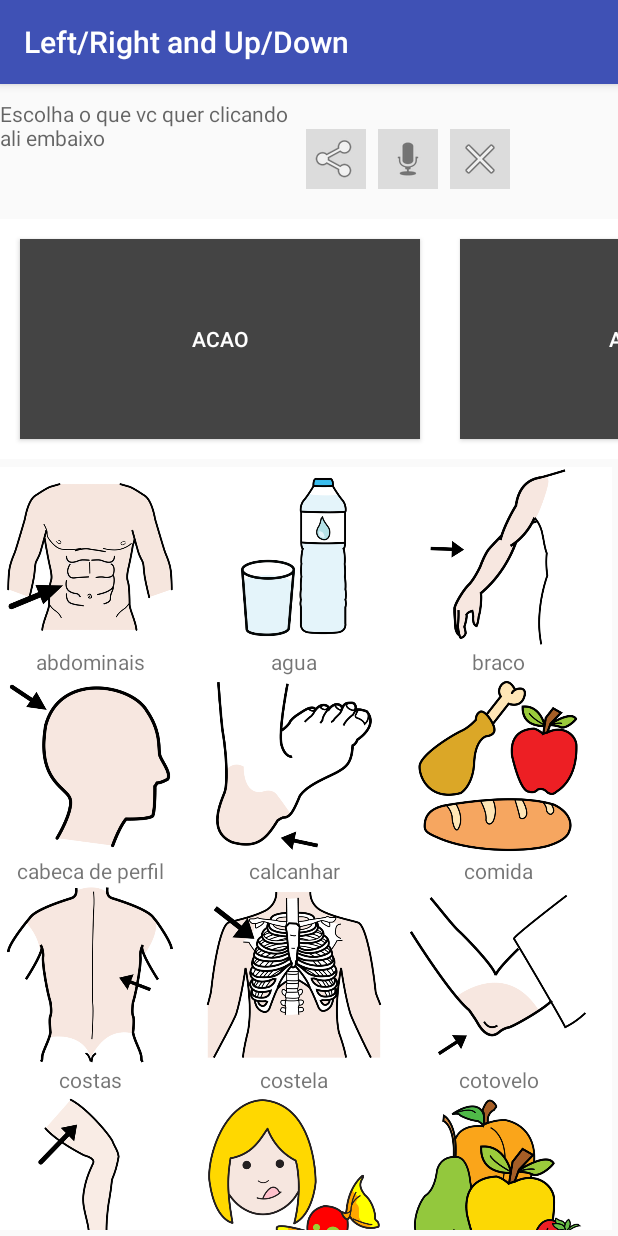
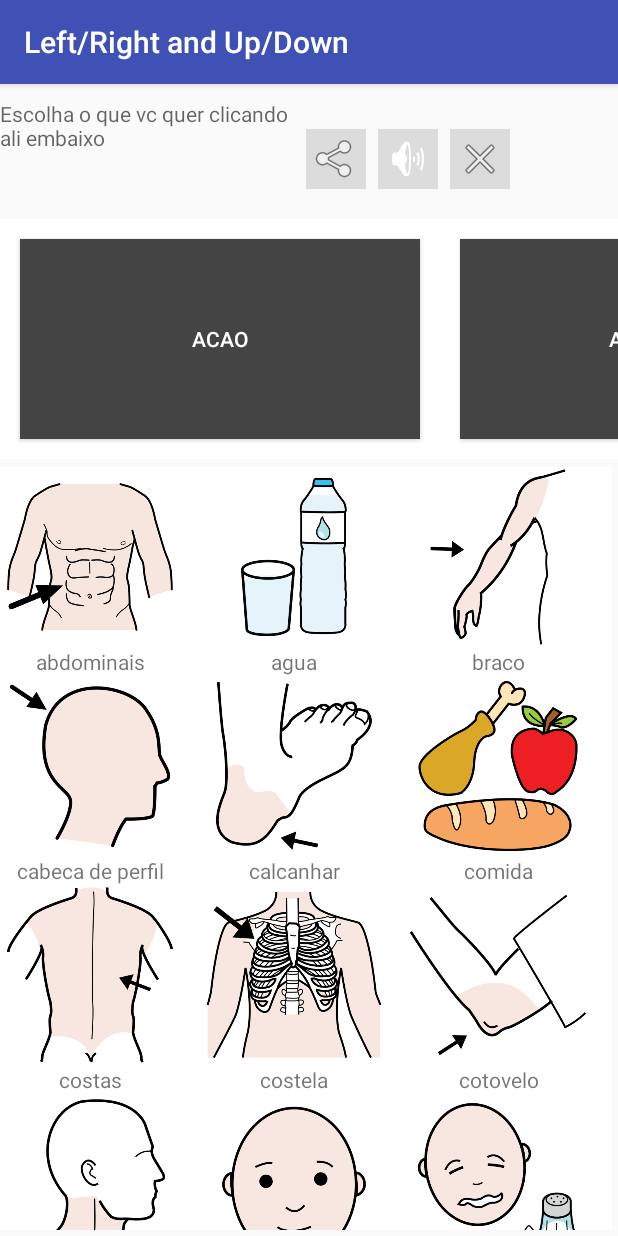
Before and after one commit to gpaOliveira/DTA_AAC, an Android app: the ScrollingUpDownActivity screen opened directly, with no data from a screen before it, after a tap on "ALIMENTO", on a phone screen of 412 x 824 dp. Run offline under Robolectric (Android 15) with nearby library versions, the phone set to English and light mode, and no system bars.

Commit message:
git commit -m "troca da imagem do botão e comentei algumas das imagens para o sentimento parar de trancar"

```diff
--- a/app/src/main/AndroidManifest.xml
+++ b/app/src/main/AndroidManifest.xml
@@ -8,14 +8,14 @@
         android:label="@string/app_name"
         android:supportsRtl="true"
         android:theme="@style/AppTheme">
-        <activity android:name=".ScrollingUpDownActivity">
+        <activity android:name=".ScrollingLeftRightActivity">
             <intent-filter>
                 <action android:name="android.intent.action.MAIN" />
 
                 <category android:name="android.intent.category.LAUNCHER" />
             </intent-filter>
         </activity>
-        <activity android:name=".ScrollingLeftRightActivity">
+        <activity android:name=".ScrollingUpDownActivity">
             <intent-filter>
                 <action android:name="android.intent.action.MAIN" />
 
--- a/app/src/main/java/dta/aac/Data.java
+++ b/app/src/main/java/dta/aac/Data.java
@@ -51,7 +51,7 @@ public class Data {
                                         "costas_1",
                                         "costela_3",
                                         "cotovelo",
-                                        "coxa",
+                                       /* "coxa",
                                         "doce",
                                         "fruta",
                                         "frutos_secos_2",
@@ -62,7 +62,7 @@ public class Data {
                                         "olhos",
                                         "orelha",
                                         "perna",
-                                        "pes",
+                                        "pes",*/
                                         "pescoco_1",
                                         "rosto",
                                         "salgado",
--- a/app/src/main/res/layout/activity_scrolling_left_right.xml
+++ b/app/src/main/res/layout/activity_scrolling_left_right.xml
@@ -45,7 +45,7 @@
             android:contentDescription="Escutar"
             android:text="Compartilhar"
             android:onClick="onListenClick"
-            android:src="@android:drawable/ic_btn_speak_now"
+            android:src="@android:drawable/ic_lock_silent_mode_off"
             android:textColor="#000000" />
 
         <ImageButton
--- a/app/src/main/res/layout/activity_scrolling_up_down.xml
+++ b/app/src/main/res/layout/activity_scrolling_up_down.xml
@@ -45,7 +45,7 @@
             android:contentDescription="Escutar"
             android:text="Compartilhar"
             android:onClick="onListenClick"
-            android:src="@android:drawable/ic_btn_speak_now"
+            android:src="@android:drawable/ic_lock_silent_mode_off"
             android:textColor="#000000" />
 
         <ImageButton
```
